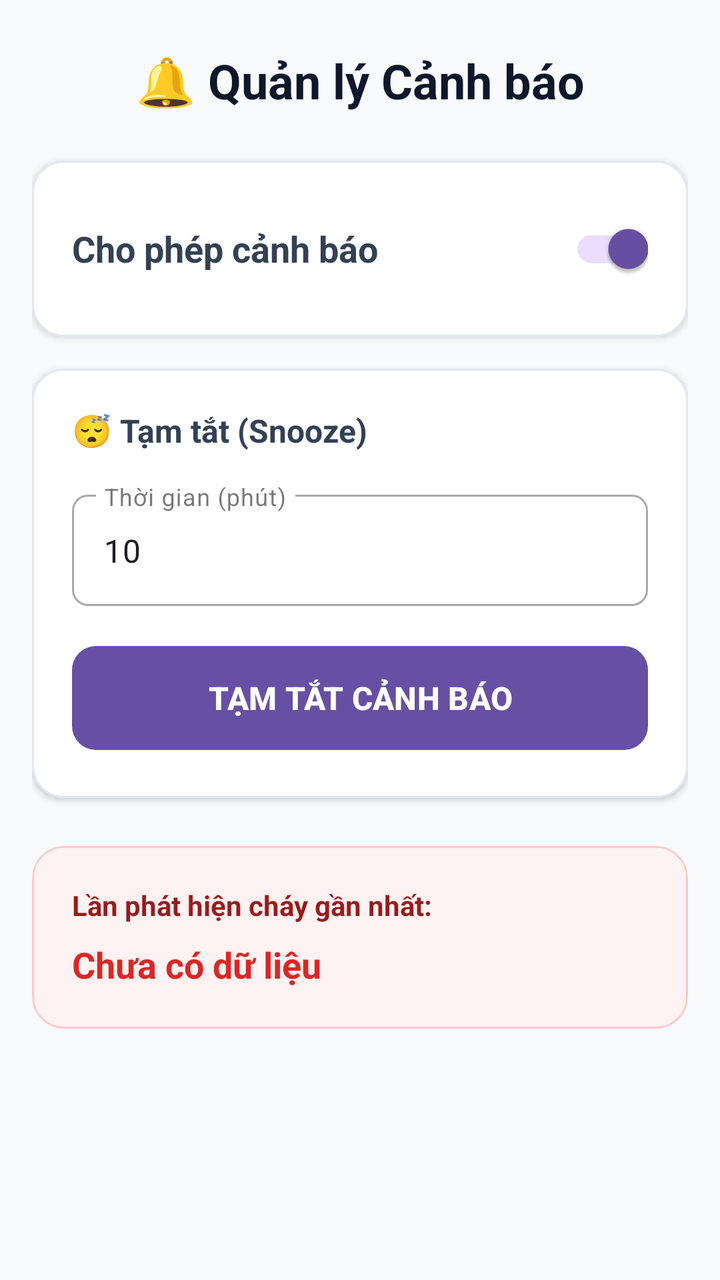
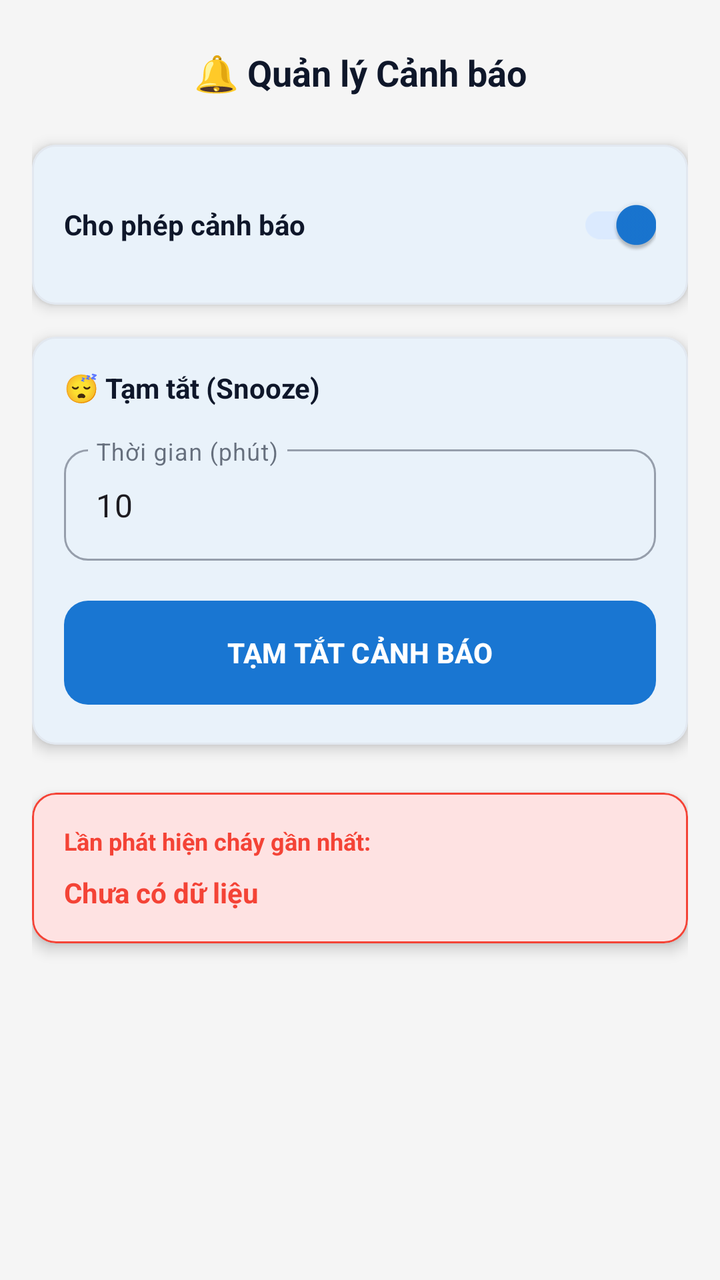

Two renders of the same Android screen: before a commit and after it. Below are the layout's source before the change and the commit's diff.
<!-- AndroidManifest.xml: application theme Theme.SmartFireMonitoring -->
<!-- res/layout/fragment_notification.xml -->
<?xml version="1.0" encoding="utf-8"?>
<androidx.core.widget.NestedScrollView xmlns:android="http://schemas.android.com/apk/res/android"
    xmlns:app="http://schemas.android.com/apk/res-auto"
    android:layout_width="match_parent"
    android:layout_height="match_parent"
    android:background="#F8FAFC"
    android:fillViewport="true">

    <LinearLayout
        android:layout_width="match_parent"
        android:layout_height="wrap_content"
        android:orientation="vertical"
        android:padding="16dp">

        <TextView
            android:layout_width="match_parent"
            android:layout_height="wrap_content"
            android:layout_marginTop="8dp"
            android:layout_marginBottom="24dp"
            android:gravity="center"
            android:text="🔔 Quản lý Cảnh báo"
            android:textColor="#0F172A"
            android:textSize="24sp"
            android:textStyle="bold" />

        
        <com.google.android.material.card.MaterialCardView
            android:layout_width="match_parent"
            android:layout_height="wrap_content"
            android:layout_marginBottom="16dp"
            app:cardBackgroundColor="@android:color/white"
            app:cardCornerRadius="16dp"
            app:cardElevation="2dp"
            app:strokeColor="#E2E8F0"
            app:strokeWidth="1dp">

            <LinearLayout
                android:layout_width="match_parent"
                android:layout_height="wrap_content"
                android:orientation="horizontal"
                android:padding="20dp"
                android:gravity="center_vertical">

                <TextView
                    android:layout_width="0dp"
                    android:layout_height="wrap_content"
                    android:layout_weight="1"
                    android:text="Cho phép cảnh báo"
                    android:textColor="#334155"
                    android:textSize="18sp"
                    android:textStyle="bold" />

                <com.google.android.material.switchmaterial.SwitchMaterial
                    android:id="@+id/switchAlertEnabled"
                    android:layout_width="wrap_content"
                    android:layout_height="wrap_content"
                    android:checked="true" />
            </LinearLayout>
        </com.google.android.material.card.MaterialCardView>

        
        <com.google.android.material.card.MaterialCardView
            android:layout_width="match_parent"
            android:layout_height="wrap_content"
            android:layout_marginBottom="24dp"
            app:cardBackgroundColor="@android:color/white"
            app:cardCornerRadius="16dp"
            app:cardElevation="2dp"
            app:strokeColor="#E2E8F0"
            app:strokeWidth="1dp">

            <LinearLayout
                android:layout_width="match_parent"
                android:layout_height="wrap_content"
                android:orientation="vertical"
                android:padding="20dp">

                <TextView
                    android:layout_width="wrap_content"
                    android:layout_height="wrap_content"
                    android:layout_marginBottom="16dp"
                    android:text="😴 Tạm tắt (Snooze)"
                    android:textColor="#334155"
                    android:textSize="16sp"
                    android:textStyle="bold" />

                <com.google.android.material.textfield.TextInputLayout
                    style="@style/Widget.MaterialComponents.TextInputLayout.OutlinedBox"
                    android:layout_width="match_parent"
                    android:layout_height="wrap_content"
                    android:layout_marginBottom="16dp"
                    android:hint="Thời gian (phút)"
                    app:boxCornerRadiusBottomEnd="8dp"
                    app:boxCornerRadiusBottomStart="8dp"
                    app:boxCornerRadiusTopEnd="8dp"
                    app:boxCornerRadiusTopStart="8dp">

                    <com.google.android.material.textfield.TextInputEditText
                        android:id="@+id/etSnoozeDuration"
                        android:layout_width="match_parent"
                        android:layout_height="wrap_content"
                        android:inputType="number"
                        android:text="10" />
                </com.google.android.material.textfield.TextInputLayout>

                <com.google.android.material.button.MaterialButton
                    android:id="@+id/btnSnooze"
                    android:layout_width="match_parent"
                    android:layout_height="60dp"
                    android:text="TẠM TẮT CẢNH BÁO"
                    android:textSize="16sp"
                    android:textStyle="bold"
                    app:cornerRadius="12dp" />
                    
                <TextView
                    android:id="@+id/tvCountdown"
                    android:layout_width="match_parent"
                    android:layout_height="wrap_content"
                    android:layout_marginTop="16dp"
                    android:gravity="center"
                    android:text="⏱️ Đang tạm tắt: còn --:--"
                    android:textColor="#D97706"
                    android:textSize="16sp"
                    android:textStyle="bold"
                    android:visibility="gone" />
            </LinearLayout>
        </com.google.android.material.card.MaterialCardView>

        
        <com.google.android.material.card.MaterialCardView
            android:layout_width="match_parent"
            android:layout_height="wrap_content"
            android:layout_marginBottom="16dp"
            app:cardBackgroundColor="#FEF2F2"
            app:cardCornerRadius="16dp"
            app:cardElevation="0dp"
            app:strokeColor="#FECACA"
            app:strokeWidth="1dp">

            <LinearLayout
                android:layout_width="match_parent"
                android:layout_height="wrap_content"
                android:orientation="vertical"
                android:padding="20dp">

                <TextView
                    android:layout_width="wrap_content"
                    android:layout_height="wrap_content"
                    android:layout_marginBottom="8dp"
                    android:text="Lần phát hiện cháy gần nhất:"
                    android:textColor="#991B1B"
                    android:textSize="14sp"
                    android:textStyle="bold" />

                <TextView
                    android:id="@+id/tvLastTriggered"
                    android:layout_width="match_parent"
                    android:layout_height="wrap_content"
                    android:text="Chưa có dữ liệu"
                    android:textColor="#DC2626"
                    android:textSize="18sp"
                    android:textStyle="bold" />
            </LinearLayout>
        </com.google.android.material.card.MaterialCardView>

    </LinearLayout>
</androidx.core.widget.NestedScrollView>
<!-- resources referenced by this layout -->
<resources>
  <style name="Theme.SmartFireMonitoring" parent="Base.Theme.SmartFireMonitoring" />
  <style name="Base.Theme.SmartFireMonitoring" parent="Theme.Material3.DayNight.NoActionBar">
          
          
      </style>
</resources>

<!-- the commit's change to res/layout/fragment_notification.xml (unified diff, before → after) -->
@@ -3,7 +3,7 @@
     xmlns:app="http://schemas.android.com/apk/res-auto"
     android:layout_width="match_parent"
     android:layout_height="match_parent"
-    android:background="#F8FAFC"
+    android:background="@color/background"
     android:fillViewport="true">
 
     <LinearLayout
@@ -20,7 +20,7 @@
             android:gravity="center"
             android:text="🔔 Quản lý Cảnh báo"
             android:textColor="#0F172A"
-            android:textSize="24sp"
+            android:textSize="@dimen/title_text_size"
             android:textStyle="bold" />
 
         
@@ -28,17 +28,17 @@
             android:layout_width="match_parent"
             android:layout_height="wrap_content"
             android:layout_marginBottom="16dp"
-            app:cardBackgroundColor="@android:color/white"
-            app:cardCornerRadius="16dp"
-            app:cardElevation="2dp"
-            app:strokeColor="#E2E8F0"
+            app:cardBackgroundColor="@color/surface"
+            app:cardCornerRadius="@dimen/card_corner_radius"
+            app:cardElevation="@dimen/card_elevation"
+            app:strokeColor="@color/border"
             app:strokeWidth="1dp">
 
             <LinearLayout
                 android:layout_width="match_parent"
                 android:layout_height="wrap_content"
                 android:orientation="horizontal"
-                android:padding="20dp"
+                android:padding="@dimen/card_padding"
                 android:gravity="center_vertical">
 
                 <TextView
@@ -46,8 +46,8 @@
                     android:layout_height="wrap_content"
                     android:layout_weight="1"
                     android:text="Cho phép cảnh báo"
-                    android:textColor="#334155"
-                    android:textSize="18sp"
+                    android:textColor="@color/text_primary"
+                    android:textSize="@dimen/body_text_size"
                     android:textStyle="bold" />
 
                 <com.google.android.material.switchmaterial.SwitchMaterial
@@ -63,25 +63,25 @@
             android:layout_width="match_parent"
             android:layout_height="wrap_content"
             android:layout_marginBottom="24dp"
-            app:cardBackgroundColor="@android:color/white"
-            app:cardCornerRadius="16dp"
-            app:cardElevation="2dp"
-            app:strokeColor="#E2E8F0"
+            app:cardBackgroundColor="@color/surface"
+            app:cardCornerRadius="@dimen/card_corner_radius"
+            app:cardElevation="@dimen/card_elevation"
+            app:strokeColor="@color/border"
             app:strokeWidth="1dp">
 
             <LinearLayout
                 android:layout_width="match_parent"
                 android:layout_height="wrap_content"
                 android:orientation="vertical"
-                android:padding="20dp">
+                android:padding="@dimen/card_padding">
 
                 <TextView
                     android:layout_width="wrap_content"
                     android:layout_height="wrap_content"
                     android:layout_marginBottom="16dp"
                     android:text="😴 Tạm tắt (Snooze)"
-                    android:textColor="#334155"
-                    android:textSize="16sp"
+                    android:textColor="@color/text_primary"
+                    android:textSize="@dimen/body_text_size"
                     android:textStyle="bold" />
 
                 <com.google.android.material.textfield.TextInputLayout
@@ -90,10 +90,10 @@
                     android:layout_height="wrap_content"
                     android:layout_marginBottom="16dp"
                     android:hint="Thời gian (phút)"
-                    app:boxCornerRadiusBottomEnd="8dp"
-                    app:boxCornerRadiusBottomStart="8dp"
-                    app:boxCornerRadiusTopEnd="8dp"
-                    app:boxCornerRadiusTopStart="8dp">
+                    app:boxCornerRadiusBottomEnd="12dp"
+                    app:boxCornerRadiusBottomStart="12dp"
+                    app:boxCornerRadiusTopEnd="12dp"
+                    app:boxCornerRadiusTopStart="12dp">
 
                     <com.google.android.material.textfield.TextInputEditText
                         android:id="@+id/etSnoozeDuration"
@@ -108,9 +108,9 @@
                     android:layout_width="match_parent"
                     android:layout_height="60dp"
                     android:text="TẠM TẮT CẢNH BÁO"
-                    android:textSize="16sp"
+                    android:textSize="@dimen/body_text_size"
                     android:textStyle="bold"
-                    app:cornerRadius="12dp" />
+                    app:cornerRadius="@dimen/card_corner_radius" />
                     
                 <TextView
                     android:id="@+id/tvCountdown"
@@ -119,8 +119,8 @@
                     android:layout_marginTop="16dp"
                     android:gravity="center"
                     android:text="⏱️ Đang tạm tắt: còn --:--"
-                    android:textColor="#D97706"
-                    android:textSize="16sp"
+                    android:textColor="@color/warning_yellow"
+                    android:textSize="@dimen/body_text_size"
                     android:textStyle="bold"
                     android:visibility="gone" />
             </LinearLayout>
@@ -131,25 +131,25 @@
             android:layout_width="match_parent"
             android:layout_height="wrap_content"
             android:layout_marginBottom="16dp"
-            app:cardBackgroundColor="#FEF2F2"
-            app:cardCornerRadius="16dp"
-            app:cardElevation="0dp"
-            app:strokeColor="#FECACA"
+            app:cardBackgroundColor="@color/chip_danger_bg"
+            app:cardCornerRadius="@dimen/card_corner_radius"
+            app:cardElevation="@dimen/card_elevation"
+            app:strokeColor="@color/danger_red"
             app:strokeWidth="1dp">
 
             <LinearLayout
                 android:layout_width="match_parent"
                 android:layout_height="wrap_content"
                 android:orientation="vertical"
-                android:padding="20dp">
+                android:padding="@dimen/card_padding">
 
                 <TextView
                     android:layout_width="wrap_content"
                     android:layout_height="wrap_content"
                     android:layout_marginBottom="8dp"
                     android:text="Lần phát hiện cháy gần nhất:"
-                    android:textColor="#991B1B"
-                    android:textSize="14sp"
+                    android:textColor="@color/danger_red"
+                    android:textSize="@dimen/caption_text_size"
                     android:textStyle="bold" />
 
                 <TextView
@@ -157,8 +157,8 @@
                     android:layout_width="match_parent"
                     android:layout_height="wrap_content"
                     android:text="Chưa có dữ liệu"
-                    android:textColor="#DC2626"
-                    android:textSize="18sp"
+                    android:textColor="@color/danger_red"
+                    android:textSize="@dimen/body_text_size"
                     android:textStyle="bold" />
             </LinearLayout>
         </com.google.android.material.card.MaterialCardView>
<!-- resource entries referenced after the edit -->
@@ -1,9 +1,64 @@
 <!-- resources referenced by this layout -->
 <resources>
+  <color name="background">#F5F5F5</color>
+  <color name="border">#E2E8F0</color>
+  <color name="chip_danger_bg">#FEE2E2</color>
+  <color name="danger_red">#F44336</color>
+  <color name="surface">#FFFFFF</color>
+  <color name="text_primary">#0F172A</color>
+  <color name="warning_yellow">#FFC107</color>
+  <dimen name="body_text_size">14sp</dimen>
+  <dimen name="caption_text_size">12sp</dimen>
+  <dimen name="card_corner_radius">12dp</dimen>
+  <dimen name="card_elevation">4dp</dimen>
+  <dimen name="card_padding">16dp</dimen>
+  <dimen name="title_text_size">18sp</dimen>
   <style name="Theme.SmartFireMonitoring" parent="Base.Theme.SmartFireMonitoring" />
   <style name="Base.Theme.SmartFireMonitoring" parent="Theme.Material3.DayNight.NoActionBar">
-          
-          
+          <item name="colorPrimary">@color/primary</item>
+          <item name="colorOnPrimary">@color/white</item>
+          <item name="colorPrimaryContainer">@color/chip_info_bg</item>
+          <item name="colorOnPrimaryContainer">@color/primary_dark</item>
+          <item name="colorSecondary">@color/safe_green</item>
+          <item name="colorOnSecondary">@color/white</item>
+          <item name="colorTertiary">@color/warning_yellow</item>
+          <item name="colorError">@color/danger_red</item>
+          <item name="colorSurface">@color/surface</item>
+          <item name="colorOnSurface">@color/text_primary</item>
+          <item name="colorSurfaceVariant">@color/surface_variant</item>
+          <item name="android:colorBackground">@color/background</item>
+          <item name="android:statusBarColor" tools:targetApi="l">@color/primary_dark</item>
+          <item name="android:navigationBarColor" tools:targetApi="l">@color/background</item>
+          <item name="materialCardViewStyle">@style/Widget.SmartFireMonitoring.Card</item>
+          <item name="textAppearanceHeadlineLarge">@style/TextAppearance.SmartFireMonitoring.Title</item>
+          <item name="textAppearanceBodyMedium">@style/TextAppearance.SmartFireMonitoring.Body</item>
+          <item name="textAppearanceLabelSmall">@style/TextAppearance.SmartFireMonitoring.Caption</item>
       </style>
+  <color name="primary">#1976D2</color>
+  <color name="white">#FFFFFFFF</color>
+  <color name="chip_info_bg">#DBEAFE</color>
+  <color name="primary_dark">#0D47A1</color>
+  <color name="safe_green">#4CAF50</color>
+  <color name="surface_variant">#F8FAFC</color>
+  <style name="Widget.SmartFireMonitoring.Card" parent="Widget.MaterialComponents.CardView">
+          <item name="cardCornerRadius">@dimen/card_corner_radius</item>
+          <item name="cardElevation">@dimen/card_elevation</item>
+          <item name="strokeWidth">1dp</item>
+          <item name="strokeColor">@color/border</item>
+          <item name="cardBackgroundColor">@color/surface</item>
+      </style>
+  <style name="TextAppearance.SmartFireMonitoring.Title" parent="TextAppearance.Material3.TitleLarge">
+          <item name="android:textSize">@dimen/title_text_size</item>
+          <item name="android:textColor">@color/text_primary</item>
+      </style>
+  <style name="TextAppearance.SmartFireMonitoring.Body" parent="TextAppearance.Material3.BodyMedium">
+          <item name="android:textSize">@dimen/body_text_size</item>
+          <item name="android:textColor">@color/text_primary</item>
+      </style>
+  <style name="TextAppearance.SmartFireMonitoring.Caption" parent="TextAppearance.Material3.LabelSmall">
+          <item name="android:textSize">@dimen/caption_text_size</item>
+          <item name="android:textColor">@color/text_secondary</item>
+      </style>
+  <color name="text_secondary">#64748B</color>
 </resources>
 
